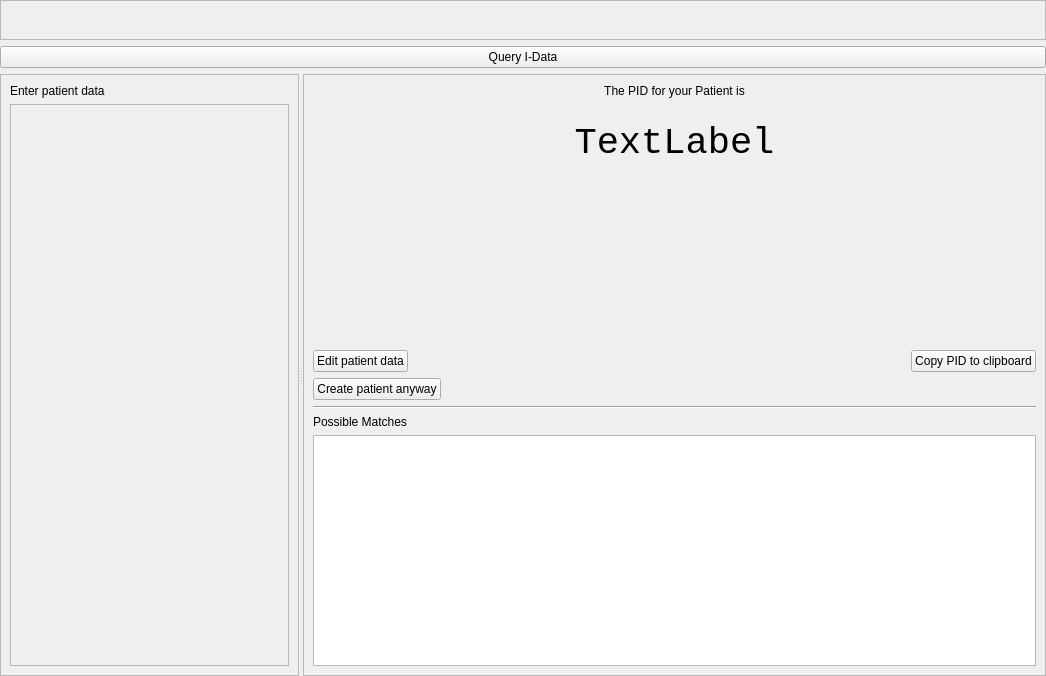
Before: the Qt Designer form src/main/QueryPage.ui in volkarts-dev/ML-Reader, drawn with Qt 5.
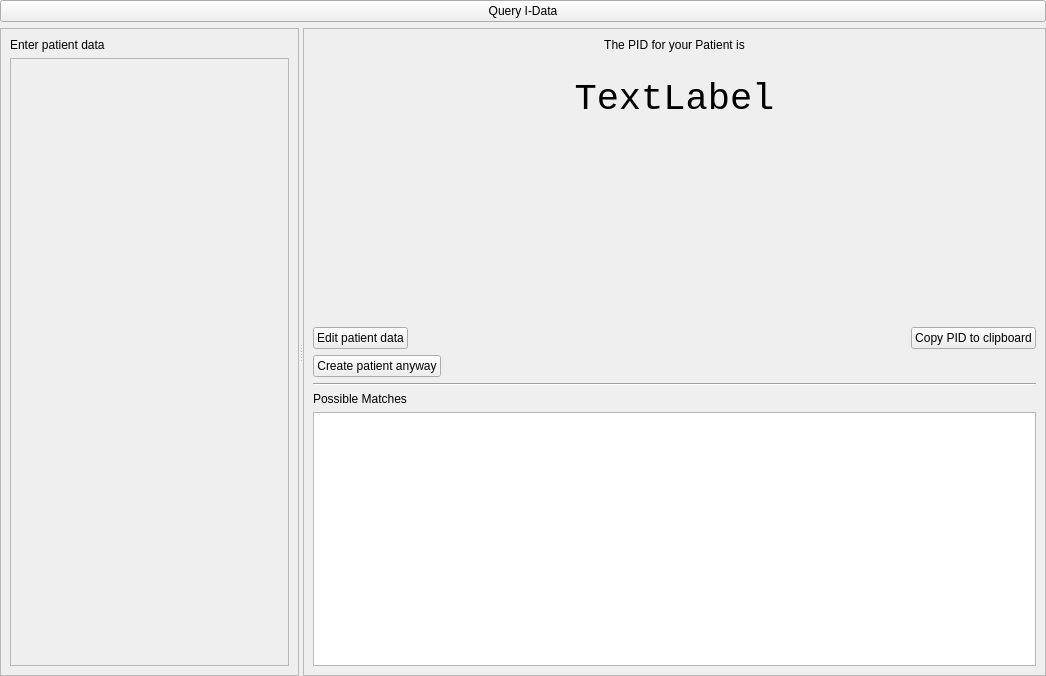
After: the same form once the commit is applied. Icons and pictures are not drawn. Custom widgets are drawn as their Qt base class.

Commit message: Use only one endpoint selector

Diff of the .ui file:
```diff
--- a/src/main/QueryPage.ui
+++ b/src/main/QueryPage.ui
@@ -26,41 +26,6 @@
    <property name="bottomMargin">
     <number>0</number>
    </property>
-   <item>
-    <widget class="QFrame" name="frame_3">
-     <property name="frameShape">
-      <enum>QFrame::StyledPanel</enum>
-     </property>
-     <property name="frameShadow">
-      <enum>QFrame::Raised</enum>
-     </property>
-     <layout class="QHBoxLayout" name="horizontalLayout">
-      <item>
-       <widget class="EndpointSelector" name="endpointSelector" native="true">
-        <property name="sizePolicy">
-         <sizepolicy hsizetype="MinimumExpanding" vsizetype="Preferred">
-          <horstretch>0</horstretch>
-          <verstretch>0</verstretch>
-         </sizepolicy>
-        </property>
-       </widget>
-      </item>
-      <item>
-       <spacer name="horizontalSpacer">
-        <property name="orientation">
-         <enum>Qt::Horizontal</enum>
-        </property>
-        <property name="sizeHint" stdset="0">
-         <size>
-          <width>355</width>
-          <height>20</height>
-         </size>
-        </property>
-       </spacer>
-      </item>
-     </layout>
-    </widget>
-   </item>
    <item>
     <widget class="QPushButton" name="executeBtn">
      <property name="text">
@@ -115,8 +80,8 @@
            <rect>
             <x>0</x>
             <y>0</y>
-            <width>256</width>
-            <height>550</height>
+            <width>253</width>
+            <height>598</height>
            </rect>
           </property>
          </widget>
@@ -338,12 +303,6 @@
   </layout>
  </widget>
  <customwidgets>
-  <customwidget>
-   <class>EndpointSelector</class>
-   <extends>QWidget</extends>
-   <header>EndpointSelector.h</header>
-   <container>1</container>
-  </customwidget>
   <customwidget>
    <class>DynamicForm</class>
    <extends>QWidget</extends>
```
The commit also changes 16 other files.
